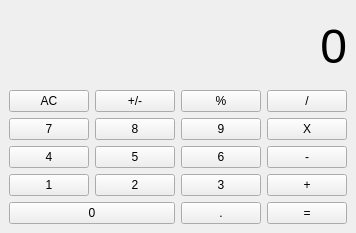
Above: PA/C11/calculadora.ui from j0z3ph/2024-1 before the change. Below: the same form after it.
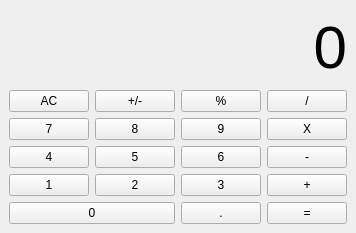
That is the form after the change.

The edit to the form file:
```diff
--- a/PA/C11/calculadora.ui
+++ b/PA/C11/calculadora.ui
@@ -150,8 +150,17 @@
     </item>
     <item row="0" column="0" colspan="4">
      <widget class="QLabel" name="lbl_res">
+      <property name="font">
+       <font>
+        <family>Arial</family>
+        <pointsize>45</pointsize>
+       </font>
+      </property>
       <property name="text">
-       <string>&lt;html&gt;&lt;head/&gt;&lt;body&gt;&lt;p align=&quot;right&quot;&gt;&lt;span style=&quot; font-size:36pt;&quot;&gt;0&lt;/span&gt;&lt;/p&gt;&lt;/body&gt;&lt;/html&gt;</string>
+       <string>0</string>
+      </property>
+      <property name="alignment">
+       <set>Qt::AlignRight|Qt::AlignTrailing|Qt::AlignVCenter</set>
       </property>
      </widget>
     </item>
```
